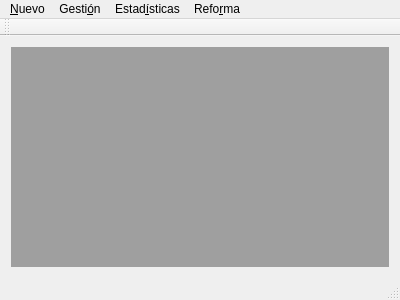
rogorido/qtpredicadores, file gui/mainwindow.ui: the form before one commit.
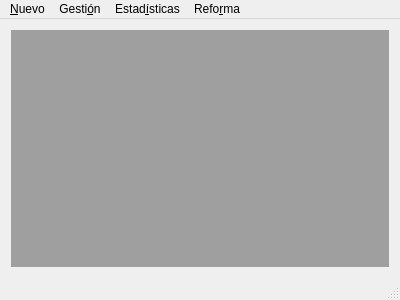
The form after the commit.

Commit message: Quitada la toolbar

Diff of the .ui file:
```diff
--- a/gui/mainwindow.ui
+++ b/gui/mainwindow.ui
@@ -72,14 +72,6 @@
    <addaction name="menuEstad_sticas"/>
    <addaction name="menuRefo_rma"/>
   </widget>
-  <widget class="QToolBar" name="mainToolBar">
-   <attribute name="toolBarArea">
-    <enum>TopToolBarArea</enum>
-   </attribute>
-   <attribute name="toolBarBreak">
-    <bool>false</bool>
-   </attribute>
-  </widget>
   <widget class="QStatusBar" name="statusBar"/>
   <action name="actionNuevoCapitulo">
    <property name="text">
```
The commit also changes 1 other file.
